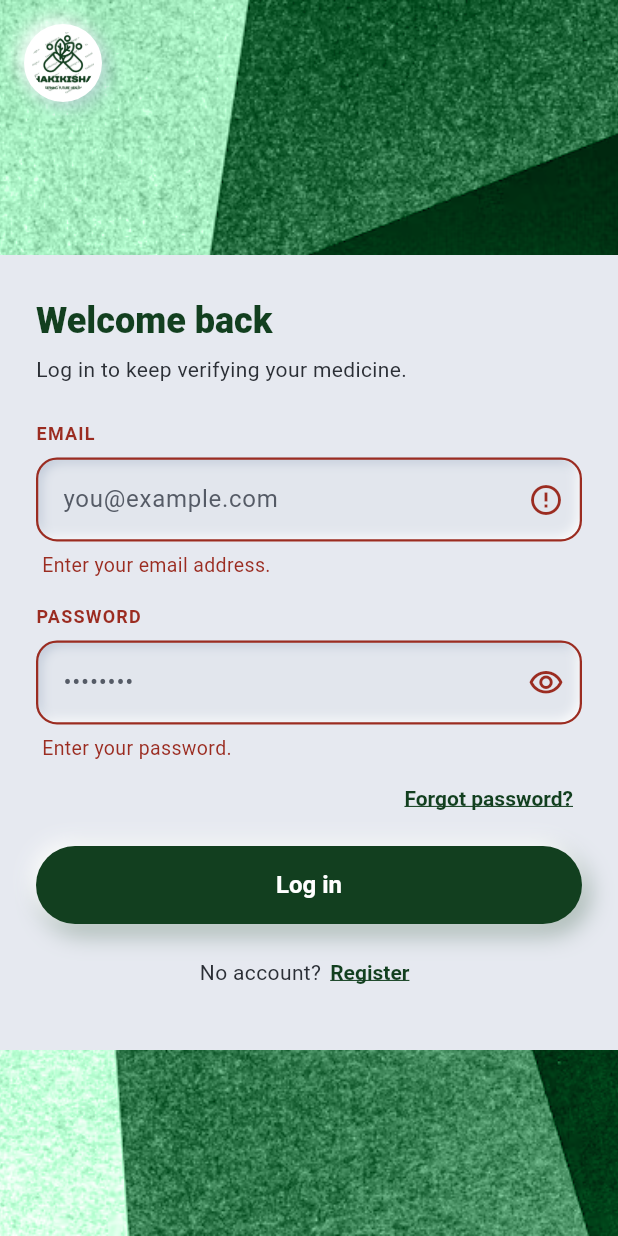
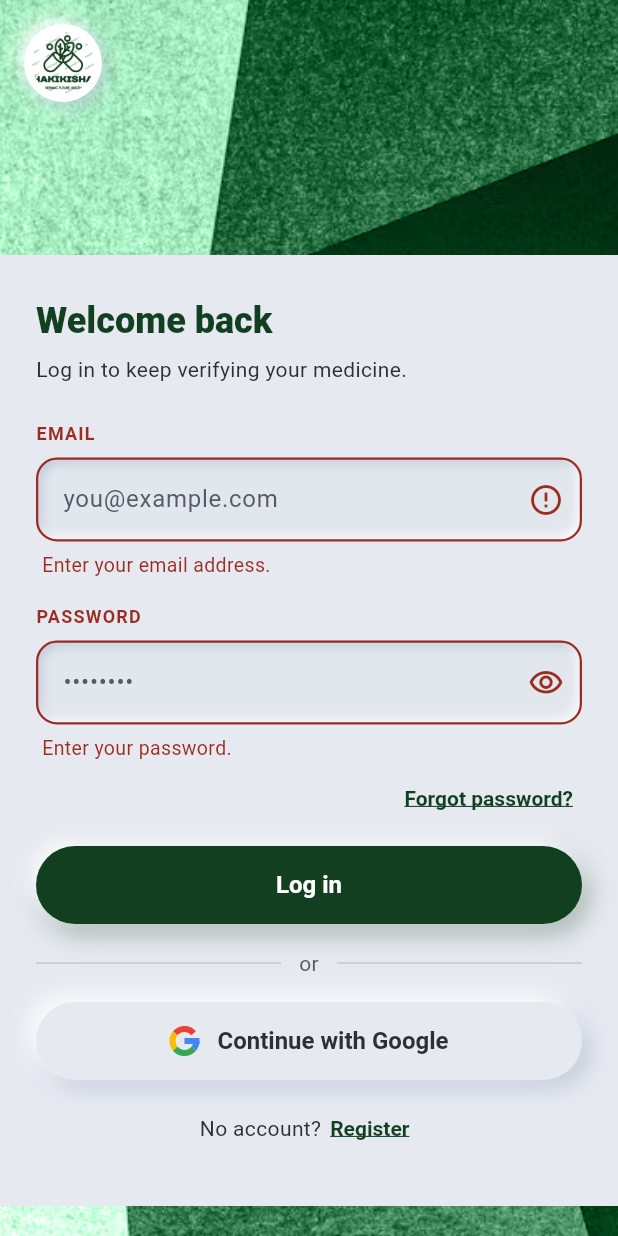
Before and after one commit to G-Njunge/Group_7_mobile_dev_summative, a Flutter app: the LoginView screen opened directly, after a tap on "Log in", on a phone screen of 412 x 824 dp. Run offline on Flutter 3.47's test engine with Material 3 defaults, Android fonts, the phone set to English and light mode, and no system bars; our stand-ins replace cloud_firestore, equatable, firebase_auth, firebase_core, flutter_bloc, get_it and 1 more; accounts and stored records are empty.

Commit message:
feat(auth): add Continue with Google to login and register

```diff
--- a/hakikisha_summative/lib/features/auth/presentation/pages/login_page.dart
+++ b/hakikisha_summative/lib/features/auth/presentation/pages/login_page.dart
@@ -8,6 +8,7 @@ import '../widgets/auth_band_scaffold.dart';
 import '../widgets/auth_buttons.dart';
 import '../widgets/auth_snackbar.dart';
 import '../widgets/auth_text_field.dart';
+import '../widgets/continue_with_google.dart';
 import 'forgot_password_page.dart';
 import 'register_page.dart';
 
@@ -117,6 +118,7 @@ class _LoginViewState extends State<LoginView> {
                   loadingLabel: 'Logging in…',
                   onPressed: _submit,
                 ),
+                ContinueWithGoogle(enabled: !state.isSubmitting),
                 const SizedBox(height: 8),
                 AuthLinkRow(
                   prompt: 'No account?',
--- a/hakikisha_summative/lib/features/auth/presentation/pages/register_page.dart
+++ b/hakikisha_summative/lib/features/auth/presentation/pages/register_page.dart
@@ -8,6 +8,7 @@ import '../widgets/auth_band_scaffold.dart';
 import '../widgets/auth_buttons.dart';
 import '../widgets/auth_snackbar.dart';
 import '../widgets/auth_text_field.dart';
+import '../widgets/continue_with_google.dart';
 import 'login_page.dart';
 
 /// 04 Register. On success the new user is unverified, so the AuthGate shows
@@ -136,6 +137,7 @@ class _RegisterViewState extends State<RegisterView> {
                   loadingLabel: 'Creating account…',
                   onPressed: _submit,
                 ),
+                ContinueWithGoogle(enabled: !busy),
                 const SizedBox(height: 8),
                 AuthLinkRow(
                   prompt: 'Already registered?',
--- /dev/null
+++ b/hakikisha_summative/lib/features/auth/presentation/widgets/continue_with_google.dart
@@ -0,0 +1,184 @@
+import 'dart:math' as math;
+
+import 'package:flutter/material.dart';
+import 'package:flutter_bloc/flutter_bloc.dart';
+import 'package:get_it/get_it.dart';
+
+import '../bloc/form_status.dart';
+import '../bloc/google_sign_in_cubit.dart';
+import 'auth_colors.dart';
+import 'auth_snackbar.dart';
+import 'neumorphic.dart';
+
+/// "or" divider plus a "Continue with Google" button. Self-contained: it
+/// creates its own [GoogleSignInCubit] and shows its own error snackbar, so
+/// Login and Register can both just drop it in.
+class ContinueWithGoogle extends StatelessWidget {
+  const ContinueWithGoogle({super.key, this.enabled = true});
+
+  /// Lets the page lock this button while its own form is submitting.
+  final bool enabled;
+
+  @override
+  Widget build(BuildContext context) {
+    return BlocProvider(
+      create: (_) => GetIt.instance<GoogleSignInCubit>(),
+      child: BlocConsumer<GoogleSignInCubit, GoogleSignInState>(
+        listenWhen: (previous, current) =>
+            previous.status != current.status &&
+            current.status == FormStatus.failure,
+        listener: (context, state) =>
+            showAuthSnackBar(context, state.errorMessage!),
+        builder: (context, state) => Column(
+          crossAxisAlignment: CrossAxisAlignment.stretch,
+          children: [
+            const _OrDivider(),
+            _GoogleButton(
+              loading: state.isSubmitting,
+              onPressed: enabled
+                  ? context.read<GoogleSignInCubit>().signIn
+                  : null,
+            ),
+          ],
+        ),
+      ),
+    );
+  }
+}
+
+class _OrDivider extends StatelessWidget {
+  const _OrDivider();
+
+  @override
+  Widget build(BuildContext context) {
+    return const Padding(
+      padding: EdgeInsets.symmetric(vertical: 16),
+      child: Row(
+        children: [
+          Expanded(child: Divider(color: AuthColors.shadowDark)),
+          Padding(
+            padding: EdgeInsets.symmetric(horizontal: 12),
+            child: Text('or', style: TextStyle(color: AuthColors.textMuted)),
+          ),
+          Expanded(child: Divider(color: AuthColors.shadowDark)),
+        ],
+      ),
+    );
+  }
+}
+
+/// Raised neumorphic pill with the Google "G", per Google's sign-in button
+/// guidance (logo + "Continue with Google").
+class _GoogleButton extends StatelessWidget {
+  const _GoogleButton({required this.loading, required this.onPressed});
+
+  final bool loading;
+  final VoidCallback? onPressed;
+
+  @override
+  Widget build(BuildContext context) {
+    final active = onPressed != null && !loading;
+
+    return DecoratedBox(
+      decoration: BoxDecoration(
+        borderRadius: BorderRadius.circular(999),
+        boxShadow: active ? Neu.raised(distance: 5, blur: 12) : const [],
+      ),
+      child: FilledButton(
+        onPressed: loading ? null : onPressed,
+        style: FilledButton.styleFrom(
+          backgroundColor: AuthColors.surface,
+          foregroundColor: AuthColors.text,
+          disabledBackgroundColor: AuthColors.surface,
+          disabledForegroundColor: AuthColors.textMuted,
+          minimumSize: const Size(48, 52),
+          shape: const StadiumBorder(),
+          textStyle: const TextStyle(fontSize: 16, fontWeight: FontWeight.w600),
+          elevation: 0,
+        ),
+        child: Row(
+          mainAxisSize: MainAxisSize.min,
+          children: [
+            if (loading)
+              const SizedBox.square(
+                dimension: 18,
+                child: CircularProgressIndicator(
+                  strokeWidth: 2,
+                  color: AuthColors.primary,
+                ),
+              )
+            else
+              const _GoogleG(size: 20),
+            const SizedBox(width: 12),
+            // Flexible so large text settings shrink the label, not overflow.
+            Flexible(
+              child: Text(
+                loading ? 'Connecting to Google…' : 'Continue with Google',
+                overflow: TextOverflow.ellipsis,
+              ),
+            ),
+          ],
+        ),
+      ),
+    );
+  }
+}
+
+/// The four-colour Google "G", drawn so no image asset is needed.
+class _GoogleG extends StatelessWidget {
+  const _GoogleG({required this.size});
+
+  final double size;
+
+  @override
+  Widget build(BuildContext context) {
+    return Semantics(
+      label: 'Google',
+      child: CustomPaint(size: Size.square(size), painter: _GooglePainter()),
+    );
+  }
+}
+
+class _GooglePainter extends CustomPainter {
+  static const _blue = Color(0xFF4285F4);
+  static const _green = Color(0xFF34A853);
+  static const _yellow = Color(0xFFFBBC05);
+  static const _red = Color(0xFFEA4335);
+
+  @override
+  void paint(Canvas canvas, Size size) {
+    final stroke = size.width * 0.2;
+    final rect = Rect.fromLTWH(
+      stroke / 2,
+      stroke / 2,
+      size.width - stroke,
+      size.height - stroke,
+    );
+    Paint arc(Color color) => Paint()
+      ..color = color
+      ..style = PaintingStyle.stroke
+      ..strokeWidth = stroke;
+
+    double deg(double d) => d * math.pi / 180;
+
+    // Angles go clockwise from 3 o'clock.
+    canvas
+      ..drawArc(rect, deg(-40), deg(-100), false, arc(_red)) // top
+      ..drawArc(rect, deg(-140), deg(-80), false, arc(_yellow)) // left
+      ..drawArc(rect, deg(-220), deg(-100), false, arc(_green)) // bottom
+      ..drawArc(rect, deg(-320), deg(-40), false, arc(_blue)) // lower right
+      // The blue crossbar.
+      ..drawRect(
+        Rect.fromLTWH(
+          size.width / 2,
+          size.height / 2 - stroke / 2,
+          size.width / 2,
+          stroke,
+        ),
+        Paint()..color = _blue,
+      );
+  }
+
+  @override
+  bool shouldRepaint(_GooglePainter oldDelegate) => false;
+}
```
